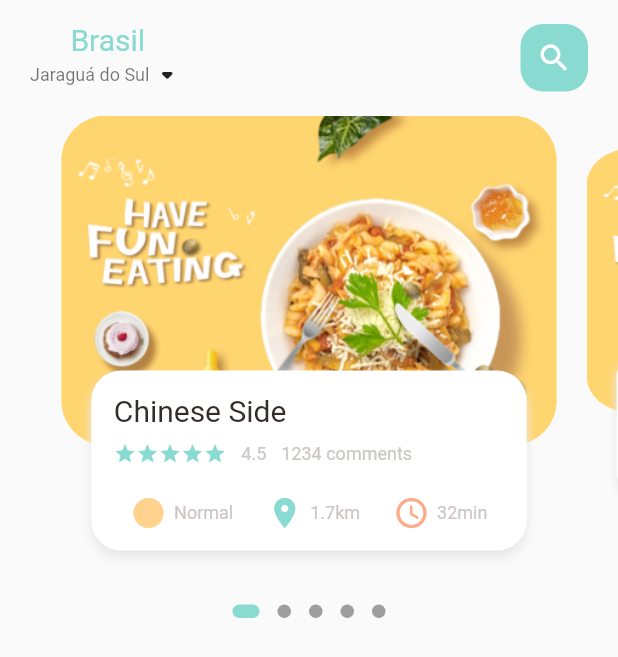
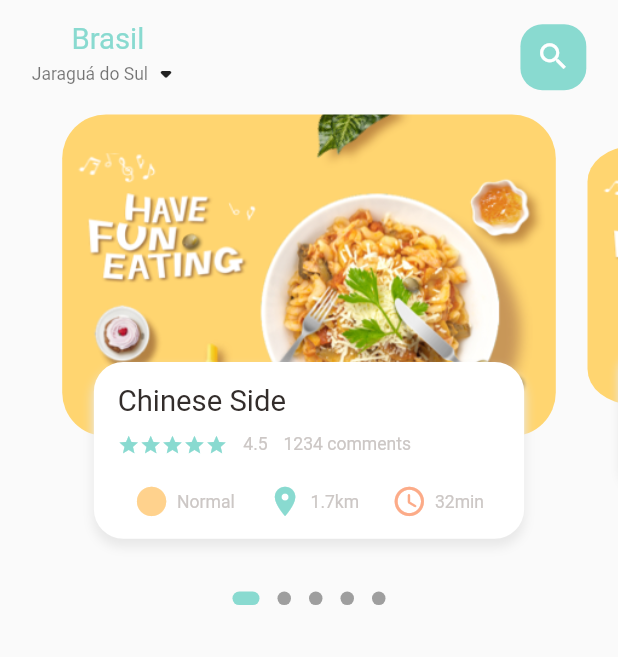
Before and after one commit to Wuerike/getx_food_delivery_app, a Flutter app: the screen it shows after launch, on a phone screen of 412 x 824 dp. Shown: the top 657 px of the screen. Run offline on Flutter 3.47's test engine with Material 2 defaults, Android fonts, the phone set to English and light mode, and no system bars; drawn by our look-alikes of dots_indicator; our stand-ins replace get.

Commit message:
chore: Fix app sizes with dynamic dimensions

```diff
--- a/lib/home/food_page_body.dart
+++ b/lib/home/food_page_body.dart
@@ -1,6 +1,7 @@
 import 'package:dots_indicator/dots_indicator.dart';
 import 'package:flutter/material.dart';
 import 'package:food_delivery/utils/colors.dart';
+import 'package:food_delivery/utils/dimensions.dart';
 import 'package:food_delivery/widgets/big_text.dart';
 import 'package:food_delivery/widgets/small_text.dart';
 
@@ -15,7 +16,7 @@ class FoodPageBody extends StatefulWidget {
 
 class _FoodPageBodyState extends State<FoodPageBody> {
   PageController _pageController = PageController(viewportFraction: 0.85);
-  var _height = 220;
+  var _pageViewHeight = Dimensions.homePageViewSliderContainer;
   var _currentPageValue = 0.0;
   var _scaleFactor = 0.8;
 
@@ -39,7 +40,7 @@ class _FoodPageBodyState extends State<FoodPageBody> {
     return Column(
       children: [
         Container(
-          height: 320,
+          height: Dimensions.homePageViewContainer,
           child: PageView.builder(
             controller: _pageController,
             itemCount: 5,
@@ -72,7 +73,7 @@ class _FoodPageBodyState extends State<FoodPageBody> {
     // Central item as target
     if (index == _currentPageValue.floor()) {
       var currentScale = 1 - (_currentPageValue - index) * (1 - _scaleFactor);
-      var currentTransformation = _height * (1 - currentScale) / 2;
+      var currentTransformation = _pageViewHeight * (1 - currentScale) / 2;
       // Applies the scale factor and positioning transformation
       matrix = Matrix4.diagonal3Values(1, currentScale, 1)
         ..setTranslationRaw(0, currentTransformation, 0);
@@ -81,7 +82,7 @@ class _FoodPageBodyState extends State<FoodPageBody> {
     else if (index == _currentPageValue.floor() + 1) {
       var currentScale =
           _scaleFactor + (_currentPageValue - index + 1) * (1 - _scaleFactor);
-      var yPositionFactor = _height * (1 - currentScale) / 2;
+      var yPositionFactor = _pageViewHeight * (1 - currentScale) / 2;
       // Applies the scale factor and positioning transformation
       matrix = Matrix4.diagonal3Values(1, currentScale, 1)
         ..setTranslationRaw(0, yPositionFactor, 0);
@@ -89,7 +90,7 @@ class _FoodPageBodyState extends State<FoodPageBody> {
     // Right item as target
     else if (index == _currentPageValue.floor() - 1) {
       var currentScale = 1 - (_currentPageValue - index) * (1 - _scaleFactor);
-      var yPositionFactor = _height * (1 - currentScale) / 2;
+      var yPositionFactor = _pageViewHeight * (1 - currentScale) / 2;
       // Applies the scale factor and positioning transformation
       matrix = Matrix4.diagonal3Values(1, currentScale, 1)
         ..setTranslationRaw(0, yPositionFactor, 0);
@@ -97,7 +98,7 @@ class _FoodPageBodyState extends State<FoodPageBody> {
     // Incoming itens as target, fix issues by fixing the scale factor
     else {
       var currentScale = _scaleFactor;
-      var yPositionFactor = _height * (1 - currentScale) / 2;
+      var yPositionFactor = _pageViewHeight * (1 - currentScale) / 2;
       // Applies the scale factor and positioning transformation
       matrix = Matrix4.diagonal3Values(1, currentScale, 1)
         ..setTranslationRaw(0, yPositionFactor, 0);
@@ -110,10 +111,11 @@ class _FoodPageBodyState extends State<FoodPageBody> {
         children: [
           // Image container
           Container(
-            height: 220,
-            margin: const EdgeInsets.only(left: 10, right: 10),
+            height: Dimensions.homePageViewSliderContainer,
+            margin: EdgeInsets.only(
+                left: Dimensions.width10, right: Dimensions.width10),
             decoration: BoxDecoration(
-              borderRadius: BorderRadius.circular(30),
+              borderRadius: BorderRadius.circular(Dimensions.radius30),
               image: const DecorationImage(
                 fit: BoxFit.cover,
                 image: AssetImage("assets/image/food0.png"),
@@ -124,10 +126,13 @@ class _FoodPageBodyState extends State<FoodPageBody> {
           Align(
             alignment: Alignment.bottomCenter,
             child: Container(
-              height: 120,
-              margin: const EdgeInsets.only(left: 30, right: 30, bottom: 30),
+              height: Dimensions.homePageViewSliderTextContainer,
+              margin: EdgeInsets.only(
+                  left: Dimensions.width30,
+                  right: Dimensions.width30,
+                  bottom: Dimensions.height30),
               decoration: BoxDecoration(
-                borderRadius: BorderRadius.circular(20),
+                borderRadius: BorderRadius.circular(Dimensions.radius20),
                 color: Colors.white,
                 boxShadow: [
                   BoxShadow(
@@ -138,13 +143,16 @@ class _FoodPageBodyState extends State<FoodPageBody> {
                 ],
               ),
               child: Container(
-                padding: const EdgeInsets.only(top: 15, left: 15, right: 15),
+                padding: EdgeInsets.only(
+                    top: Dimensions.height15,
+                    left: Dimensions.width15,
+                    right: Dimensions.width15),
                 child: Column(
                   crossAxisAlignment: CrossAxisAlignment.start,
                   children: [
                     // Name
                     BigText(text: "Chinese Side"),
-                    const SizedBox(height: 10),
+                    SizedBox(height: Dimensions.height10),
                     // Rating info
                     Row(
                       children: [
@@ -154,17 +162,17 @@ class _FoodPageBodyState extends State<FoodPageBody> {
                             (index) => Icon(
                               Icons.star,
                               color: AppColors.mainColor,
-                              size: 15,
+                              size: Dimensions.height15,
                             ),
                           ),
                         ),
-                        SizedBox(width: 10),
+                        SizedBox(width: Dimensions.width10),
                         SmallText(text: "4.5"),
-                        SizedBox(width: 10),
+                        SizedBox(width: Dimensions.width10),
                         SmallText(text: "1234 comments"),
                       ],
                     ),
-                    SizedBox(height: 20),
+                    SizedBox(height: Dimensions.height20),
                     // Status info
                     Row(
                       mainAxisAlignment: MainAxisAlignment.spaceAround,
--- a/lib/home/main_food_page.dart
+++ b/lib/home/main_food_page.dart
@@ -1,6 +1,7 @@
 import 'package:flutter/material.dart';
 import 'package:food_delivery/home/food_page_body.dart';
 import 'package:food_delivery/utils/colors.dart';
+import 'package:food_delivery/utils/dimensions.dart';
 import 'package:food_delivery/widgets/small_text.dart';
 
 import '../widgets/big_text.dart';
@@ -21,8 +22,10 @@ class _MainFoodPageState extends State<MainFoodPage> {
           // App Bar
           Container(
             child: Container(
-              margin: EdgeInsets.only(top: 15, bottom: 15),
-              padding: EdgeInsets.only(left: 20, right: 20),
+              margin: EdgeInsets.only(
+                  top: Dimensions.height15, bottom: Dimensions.height15),
+              padding: EdgeInsets.only(
+                  left: Dimensions.width20, right: Dimensions.width20),
               child: Row(
                 mainAxisAlignment: MainAxisAlignment.spaceBetween,
                 children: [
@@ -45,14 +48,16 @@ class _MainFoodPageState extends State<MainFoodPage> {
                   ),
                   Center(
                     child: Container(
-                      width: 45,
-                      height: 45,
+                      width: Dimensions.height45,
+                      height: Dimensions.height45,
                       child: Icon(
                         Icons.search,
                         color: Colors.white,
+                        size: Dimensions.height24,
                       ),
                       decoration: BoxDecoration(
-                        borderRadius: BorderRadius.circular(15),
+                        borderRadius:
+                            BorderRadius.circular(Dimensions.radius15),
                         color: AppColors.mainColor,
                       ),
                     ),
--- a/lib/widgets/big_text.dart
+++ b/lib/widgets/big_text.dart
@@ -1,5 +1,6 @@
 // ignore_for_file: public_member_api_docs, sort_constructors_first
 import 'package:flutter/material.dart';
+import 'package:food_delivery/utils/dimensions.dart';
 
 class BigText extends StatelessWidget {
   final String text;
@@ -11,7 +12,7 @@ class BigText extends StatelessWidget {
       {Key? key,
       required this.text,
       this.color = const Color(0xFF332d2b),
-      this.size = 20,
+      this.size = 0,
       this.overFlow = TextOverflow.ellipsis})
       : super(key: key);
 
@@ -23,7 +24,7 @@ class BigText extends StatelessWidget {
       style: TextStyle(
         color: color,
         fontFamily: 'Roboto',
-        fontSize: size,
+        fontSize: size != 0 ? size : Dimensions.font20,
         fontWeight: FontWeight.w400,
       ),
       overflow: overFlow,
--- a/lib/widgets/icon_and_text_widget.dart
+++ b/lib/widgets/icon_and_text_widget.dart
@@ -1,5 +1,7 @@
 import 'package:flutter/material.dart';
 import 'package:food_delivery/widgets/small_text.dart';
+
+import '../utils/dimensions.dart';
 
 class IconAndTextWidget extends StatelessWidget {
   final String text;
@@ -20,8 +22,9 @@ class IconAndTextWidget extends StatelessWidget {
         Icon(
           icon,
           color: iconColor,
+          size: Dimensions.height24,
         ),
-        SizedBox(width: 5),
+        SizedBox(width: Dimensions.width5),
         SmallText(text: text)
       ],
     );
--- a/lib/widgets/small_text.dart
+++ b/lib/widgets/small_text.dart
@@ -1,4 +1,6 @@
 import 'package:flutter/material.dart';
+
+import '../utils/dimensions.dart';
 
 class SmallText extends StatelessWidget {
   final String text;
@@ -10,7 +12,7 @@ class SmallText extends StatelessWidget {
     Key? key,
     required this.text,
     this.color = const Color(0xFFccc7c5),
-    this.size = 12,
+    this.size = 0,
     this.height = 1.2,
   }) : super(key: key);
 
@@ -22,7 +24,7 @@ class SmallText extends StatelessWidget {
         color: color,
         height: height,
         fontFamily: 'Roboto',
-        fontSize: size,
+        fontSize: size != 0 ? size : Dimensions.font12,
       ),
     );
   }
```
